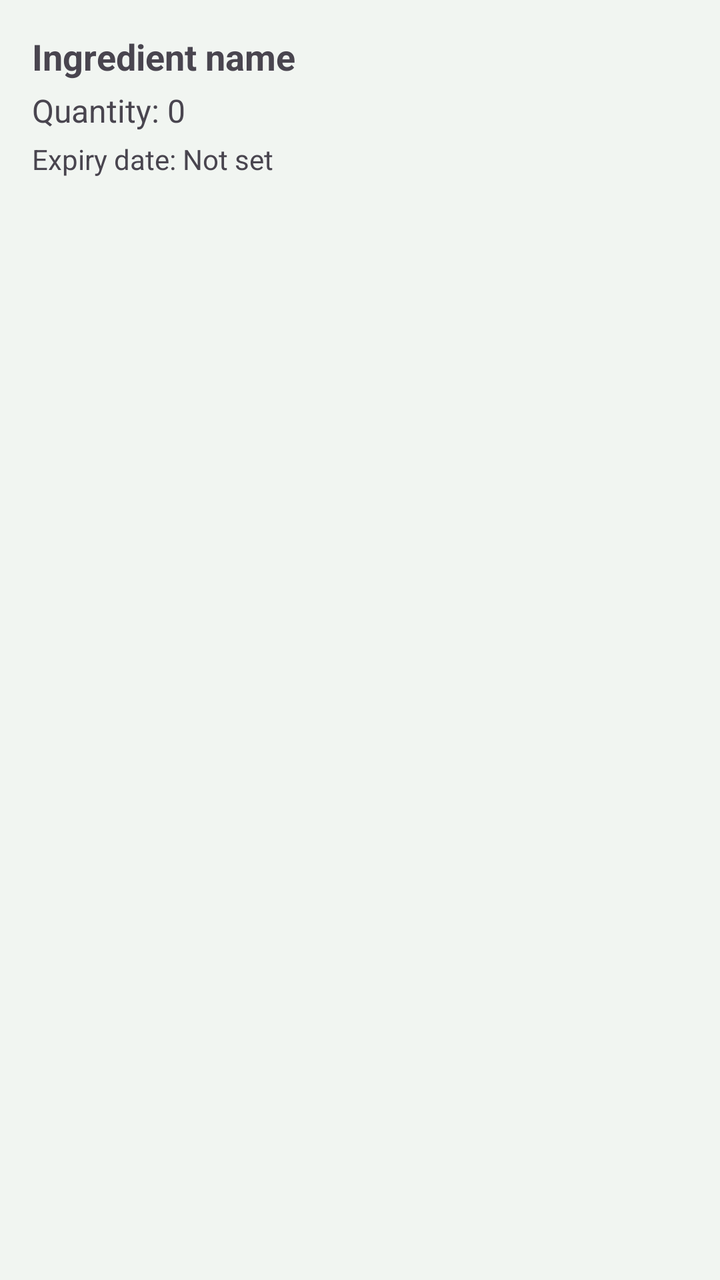
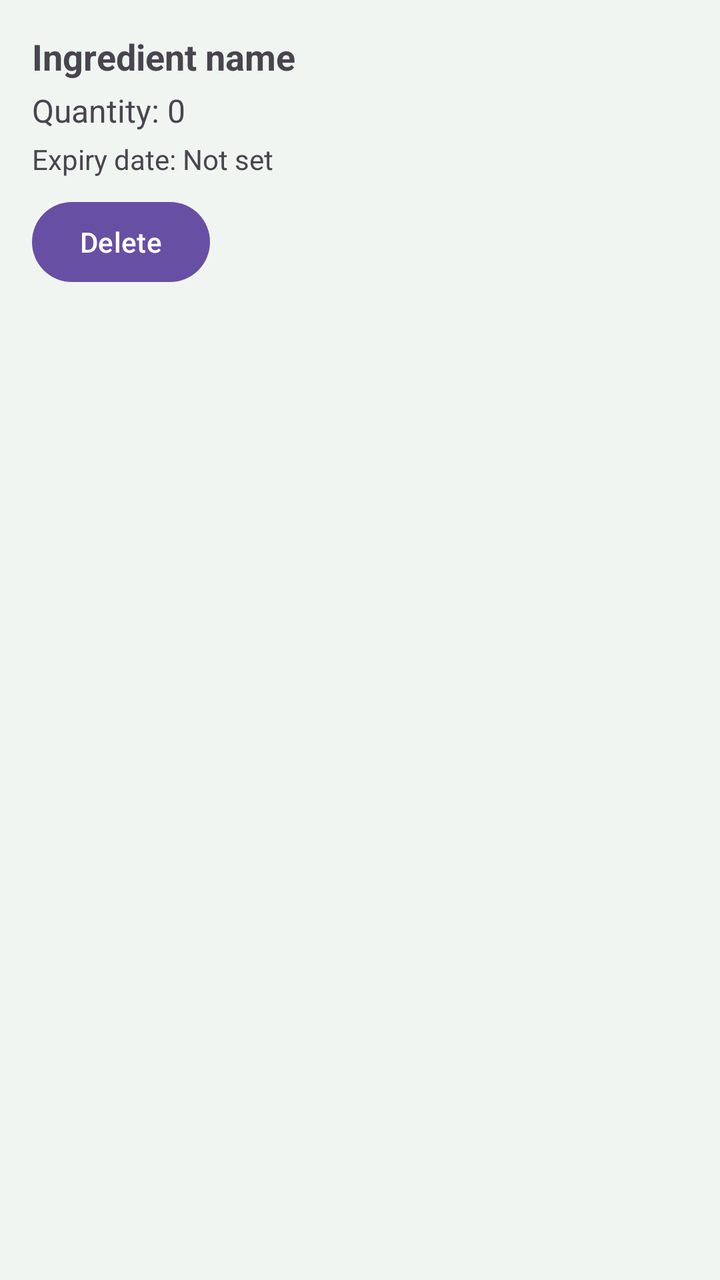

Screens rendered from an Android XML layout before and after an edit, with the pre-edit source and the edit as a unified diff.
<!-- AndroidManifest.xml: application theme Theme.SmartPantryManager -->
<!-- res/layout/item_pantry.xml -->
<?xml version="1.0" encoding="utf-8"?>
<LinearLayout xmlns:android="http://schemas.android.com/apk/res/android"
    android:layout_width="match_parent"
    android:layout_height="wrap_content"
    android:orientation="vertical"
    android:padding="16dp"
    android:layout_marginBottom="8dp"
    android:background="#F1F5F1">

    <TextView
        android:id="@+id/txtIngredientName"
        android:layout_width="match_parent"
        android:layout_height="wrap_content"
        android:text="Ingredient name"
        android:textSize="18sp"
        android:textStyle="bold" />

    <TextView
        android:id="@+id/txtIngredientQuantity"
        android:layout_width="match_parent"
        android:layout_height="wrap_content"
        android:text="Quantity: 0"
        android:textSize="16sp"
        android:layout_marginTop="4dp" />

    <TextView
        android:id="@+id/txtIngredientExpiry"
        android:layout_width="match_parent"
        android:layout_height="wrap_content"
        android:text="Expiry date: Not set"
        android:textSize="14sp"
        android:layout_marginTop="4dp" />

</LinearLayout>
<!-- resources referenced by this layout -->
<resources>
  <style name="Theme.SmartPantryManager" parent="Base.Theme.SmartPantryManager" />
  <style name="Base.Theme.SmartPantryManager" parent="Theme.Material3.DayNight.NoActionBar">
          
          
      </style>
</resources>

<!-- the commit's change to res/layout/item_pantry.xml (unified diff, before → after) -->
@@ -31,4 +31,11 @@
         android:textSize="14sp"
         android:layout_marginTop="4dp" />
 
+    <Button
+        android:id="@+id/btnDeleteIngredient"
+        android:layout_width="wrap_content"
+        android:layout_height="wrap_content"
+        android:text="Delete"
+        android:layout_marginTop="8dp" />
+
 </LinearLayout>
